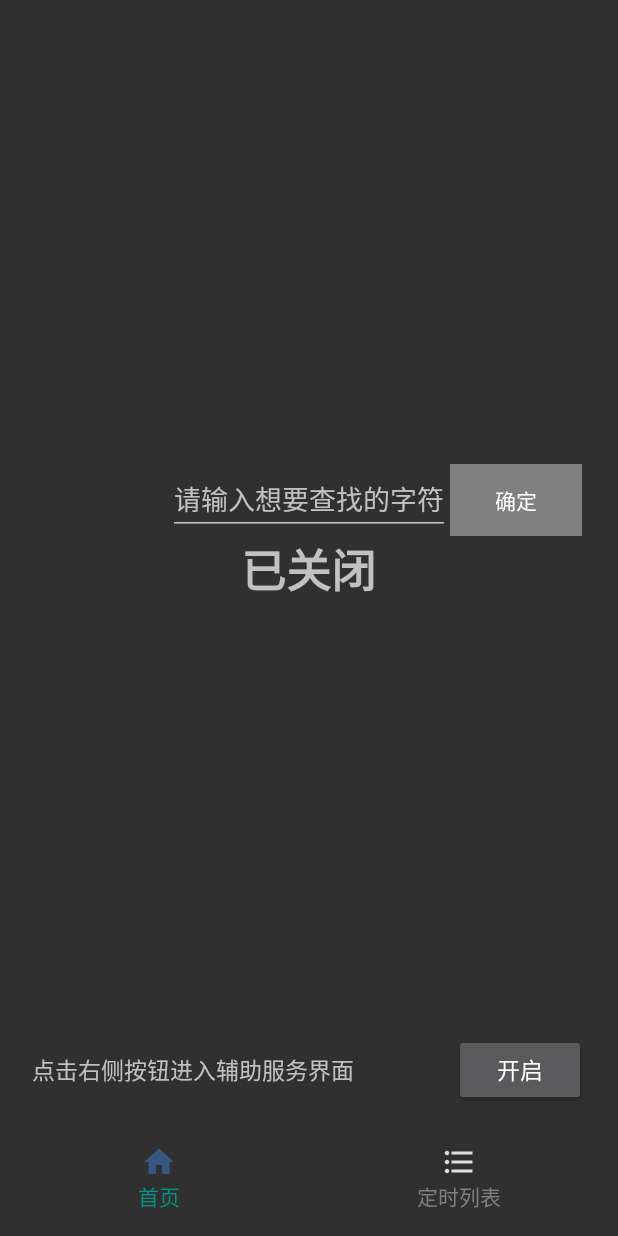
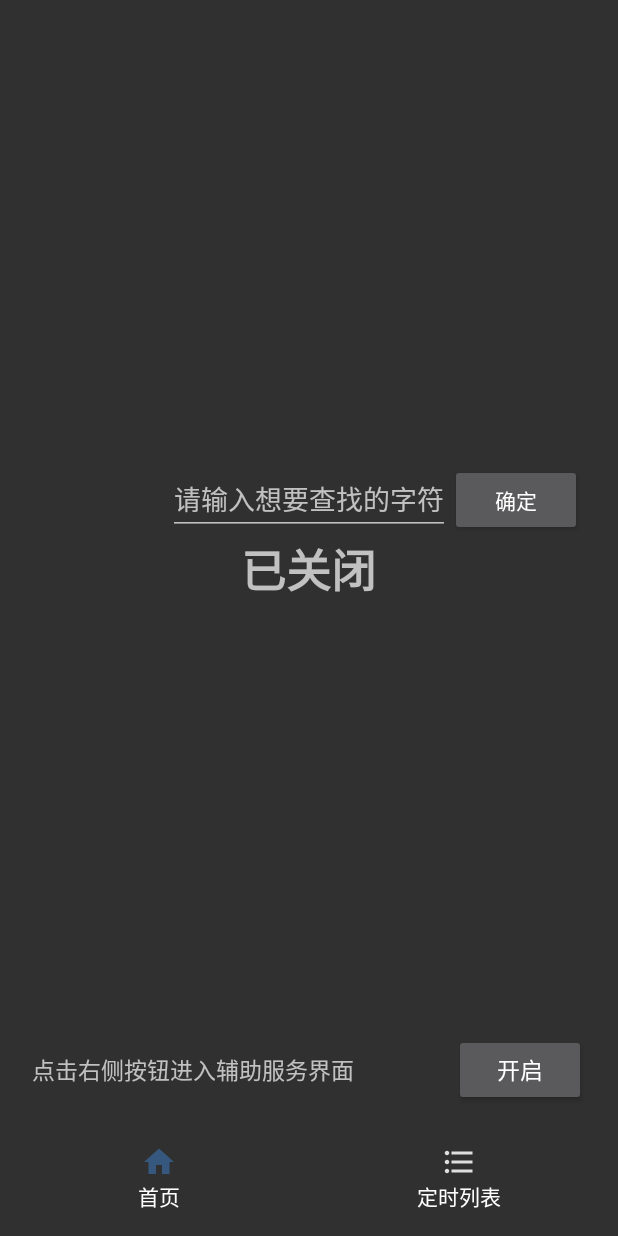
Before and after one commit to Mrducan1245/AutoDemo, an Android app: the fragment HomeFragment placed in its activity, on a phone screen of 412 x 824 dp. Run offline under Robolectric (Android 15) with nearby library versions, the phone set to English and light mode, and no system bars.

Commit message:
输入框问题还没解决

```diff
--- a/app/src/main/res/color/front_checked_color.xml
+++ /dev/null
@@ -1,6 +0,0 @@
-<?xml version="1.0" encoding="utf-8"?>
-<selector xmlns:android="http://schemas.android.com/apk/res/android">
-    <item android:color="#009688" android:state_checked="true"/>
-    <item android:color="#808080" android:state_checked="false"/>
-
-</selector>
--- a/app/src/main/res/layout/activity_main.xml
+++ b/app/src/main/res/layout/activity_main.xml
@@ -26,7 +26,6 @@
             android:layout_height="wrap_content"
             android:button="@null"
             android:text="首页"
-            android:textColor="@color/front_checked_color"
             android:layout_weight="1"
             android:gravity="center"
             android:drawableTop="@drawable/home_check_selector"
@@ -38,7 +37,6 @@
             android:layout_height="wrap_content"
             android:button="@null"
             android:text="定时列表"
-            android:textColor="@color/front_checked_color"
             android:layout_weight="1"
             android:gravity="center"
             android:drawableTop="@drawable/time_list_checkselector"
--- a/app/src/main/res/layout/home.xml
+++ b/app/src/main/res/layout/home.xml
@@ -21,11 +21,12 @@
         android:id="@+id/et_serch"
         android:layout_width="wrap_content"
         android:layout_height="wrap_content"
+        android:layout_above="@id/tv_ifclose_service"
+        android:layout_centerHorizontal="true"
+        android:focusable="true"
+        android:focusableInTouchMode="true"
         android:hint="请输入想要查找的字符"
-        android:focusableInTouchMode="true"
-        android:focusable="true"
-        android:layout_centerHorizontal="true"
-        android:layout_above="@id/tv_ifclose_service"/>
+        android:minHeight="48dp" />
 
     <Button
         android:id="@+id/btn_hf_confirm"
@@ -33,8 +34,7 @@
         android:layout_height="wrap_content"
         android:text="确定"
         android:layout_toRightOf="@id/et_serch"
-        android:layout_alignBaseline="@id/et_serch"
-        android:background="@color/front_checked_color"/>
+        android:layout_alignBaseline="@id/et_serch" />
 
     <RelativeLayout
         android:layout_width="match_parent"
--- a/app/src/main/res/values/strings.xml
+++ b/app/src/main/res/values/strings.xml
@@ -1,4 +1,4 @@
 <resources>
     <string name="app_name">AutoDemo</string>
-    <string name="accessibilitysevice_desc">打开此服务可以每天自动领取淘金币</string>
+    <string name="accessibilitysevice_desc">打开此服务自动执行SP拣货任务</string>
 </resources>
--- a/app/src/main/res/xml/accessibilityservice_config.xml
+++ b/app/src/main/res/xml/accessibilityservice_config.xml
@@ -4,8 +4,9 @@
     android:accessibilityFeedbackType="feedbackGeneric"
     android:accessibilityFlags="flagReportViewIds|flagRetrieveInteractiveWindows|flagRequestFilterKeyEvents"
     android:canPerformGestures="true"
-    android:packageNames="com.taobao.taobao"
+
     android:canRequestFilterKeyEvents="true"
     android:canRetrieveWindowContent="true"
     android:description="@string/accessibilitysevice_desc"
     android:notificationTimeout="100" />
+<!--    android:packageNames="com.syriusrobotics.platform.launcher"-->
```
Also changed, not shown: app/src/main/java/com/example/autodemo/AutoBilily.java (+134 -31 lines).
